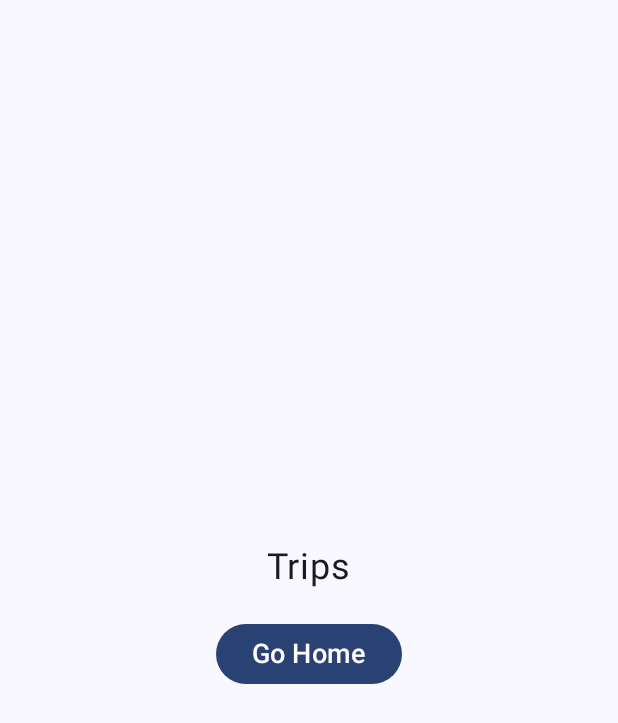
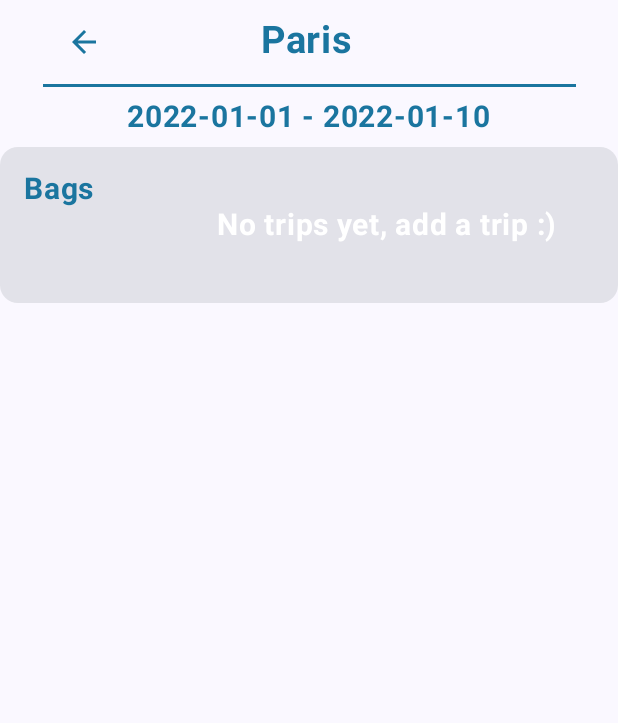
Before and after one commit to lukaschymcak/Android_TaskApp, an Android app built with Jetpack Compose: the composable TripScreen shown on its own in the app's theme, on a phone screen of 412 x 824 dp. Shown: the top 723 px of the screen. Run offline under Robolectric (Android 15) with nearby library versions, the phone set to English and light mode, and no system bars.

Commit message:
added navigation into tripscreen, added bag module

```diff
--- a/app/src/main/java/com/example/navigation/Screen.kt
+++ b/app/src/main/java/com/example/navigation/Screen.kt
@@ -14,6 +14,11 @@ sealed interface Screen {
 
     @kotlinx.serialization.Serializable
     data object WelcomeScreen: Screen
+
+    @kotlinx.serialization.Serializable
+    data object TripScreen: Screen
+
+
 }
 val Screen.route: String
     get() = when (this) {
@@ -21,4 +26,5 @@ val Screen.route: String
         Screen.PackingScreen -> "packing_screen"
         Screen.TripAddScreen -> "trip_add_screen"
         Screen.WelcomeScreen -> "welcome_screen"
+        Screen.TripScreen -> "trip_screen"
     }
--- a/app/src/main/java/com/example/navigation/Screens/TripScreen.kt
+++ b/app/src/main/java/com/example/navigation/Screens/TripScreen.kt
@@ -1,38 +1,142 @@
 package com.example.navigation.Screens
 
+import android.annotation.SuppressLint
+import androidx.compose.foundation.background
+import androidx.compose.foundation.clickable
 import androidx.compose.foundation.layout.Arrangement
 import androidx.compose.foundation.layout.Column
-import androidx.compose.foundation.layout.Spacer
+import androidx.compose.foundation.layout.Row
+import androidx.compose.foundation.layout.fillMaxHeight
 import androidx.compose.foundation.layout.fillMaxSize
-import androidx.compose.foundation.layout.height
-import androidx.compose.material3.Button
+import androidx.compose.foundation.layout.fillMaxWidth
+import androidx.compose.foundation.layout.offset
+import androidx.compose.foundation.layout.padding
+import androidx.compose.foundation.layout.paddingFromBaseline
+import androidx.compose.foundation.layout.width
+import androidx.compose.foundation.rememberScrollState
+import androidx.compose.foundation.verticalScroll
+import androidx.compose.material.icons.Icons
+import androidx.compose.material.icons.automirrored.filled.ArrowBack
+import androidx.compose.material3.Card
+import androidx.compose.material3.CardDefaults
+import androidx.compose.material3.HorizontalDivider
+import androidx.compose.material3.Icon
+import androidx.compose.material3.MaterialTheme
 import androidx.compose.material3.Text
 import androidx.compose.runtime.Composable
+import androidx.compose.runtime.mutableStateOf
+import androidx.compose.runtime.remember
 import androidx.compose.ui.Alignment
 import androidx.compose.ui.Modifier
+import androidx.compose.ui.graphics.Color
+import androidx.compose.ui.text.font.FontWeight
+import androidx.compose.ui.text.style.TextAlign
 import androidx.compose.ui.unit.dp
 import androidx.compose.ui.unit.sp
+import com.example.navigation.HomeScreenState
+import com.example.navigation.Modules.BagModule
+import com.example.navigation.Modules.TripModule
+import com.example.navigation.models.Trip
+import com.example.navigation.ui.theme.OurPackingBlue
 
-
+@SuppressLint("MutableCollectionMutableState")
 @Composable
 fun TripScreen(
-    onGoBack: () -> Unit
+    onGoBack: () -> Unit,
 ) {
+    val trip = Trip("Paris", "2022-01-01", "2022-01-10")
+    val scrollState = rememberScrollState()
+    val bagList = remember { mutableStateOf(HomeScreenState.getBagArray().toMutableList()) }
+
     Column(
-        modifier = Modifier.fillMaxSize(),
-        horizontalAlignment = Alignment.CenterHorizontally,
-        verticalArrangement = Arrangement.Center
-    ) {
-        Text(text = "Trips", fontSize = 24.sp)
 
-        Spacer(modifier = Modifier.height(20.dp))
+        modifier = Modifier
+            .fillMaxSize()
+            .fillMaxWidth()
+            .fillMaxHeight()
+            .background(Color.Transparent)
+            .verticalScroll(scrollState),
+        Arrangement.Top,
+        Alignment.CenterHorizontally,
 
-        Button(
-            onClick = {
-                onGoBack()
+        ) {
+        Row {
+            Icon(
+                imageVector = Icons.AutoMirrored.Default.ArrowBack,
+                contentDescription = "Arrow back",
+                modifier = Modifier
+                    .padding(16.dp)
+                    .offset(x = (-120).dp)
+                    .clickable { onGoBack() },
+                tint = OurPackingBlue
+            )
+
+            Text(
+                text = trip.getName(),
+                color = OurPackingBlue,
+                fontSize = 25.sp,
+                style = MaterialTheme.typography.bodyLarge,
+                fontWeight = FontWeight.Bold,
+                modifier = Modifier
+                    .paddingFromBaseline(top = 35.dp)
+                    .offset(x = (-30).dp),
+            )
+
+        }
+        HorizontalDivider(
+            modifier = Modifier.width(355.dp),
+            thickness = 2.dp,
+            color = OurPackingBlue
+        )
+        Text(
+            text = "${trip.getStartDate()} - ${trip.getEndDate()}",
+            fontSize = 20.sp,
+            fontWeight = FontWeight.Bold,
+            textAlign = TextAlign.Left,
+            color = OurPackingBlue,
+            modifier = Modifier.padding(8.dp)
+        )
+        Card {
+            Column(
+                modifier = Modifier
+                    .padding(16.dp)
+                    .fillMaxWidth(),
+                horizontalAlignment = Alignment.Start
+            ) {
+                Row(
+                    modifier = Modifier.fillMaxWidth(),
+                    horizontalArrangement = Arrangement.SpaceBetween
+
+                ) {
+                    Text(
+                        text = "Bags",
+                        fontSize = 20.sp,
+                        fontWeight = FontWeight.Bold,
+                        textAlign = TextAlign.Left,
+                        color = OurPackingBlue
+                    )
+                    if (bagList.value.isEmpty()) {
+                        Text(
+                            text = "No trips yet, add a trip :)",
+                            color = Color.White,
+                            fontSize = 20.sp,
+                            fontWeight = FontWeight.Bold,
+                            modifier = Modifier
+                                .padding(24.dp)
+                        )
+                    } else {
+                        bagList.value.forEach { trip ->
+                            Card(
+                                colors = CardDefaults.cardColors(
+                                    containerColor = OurPackingBlue,
+                                ),
+                            ) {
+                                BagModule()
+                            }
+                        }
+                    }
+                }
             }
-        ) {
-            Text(text = "Go Home", fontSize = 18.sp)
         }
     }
 }
```
Also changed, not shown: app/src/main/java/com/example/navigation/HomeScreenState.kt (+23 -0 lines), app/src/main/java/com/example/navigation/MainActivity.kt (+7 -4 lines), app/src/main/java/com/example/navigation/Modules/BagModule.kt (added, +18 -0 lines), app/src/main/java/com/example/navigation/Screens/PackingScreen.kt (+29 -17 lines).
